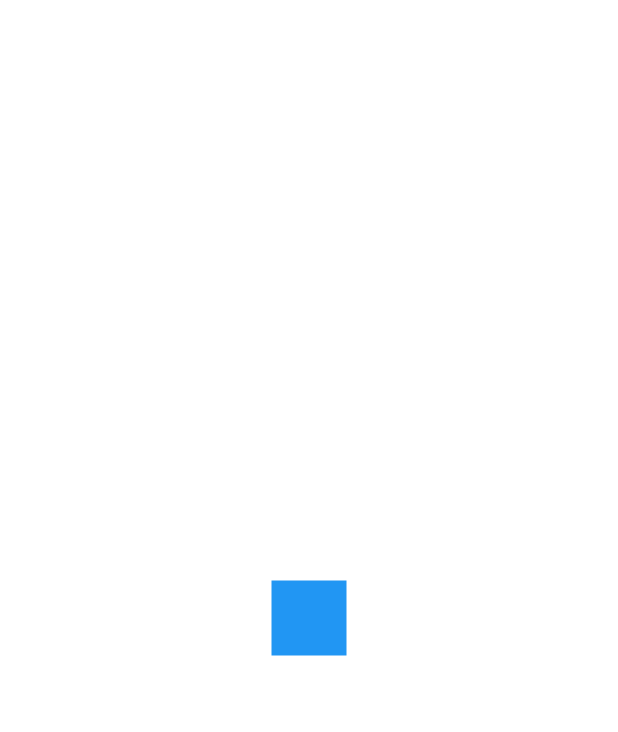
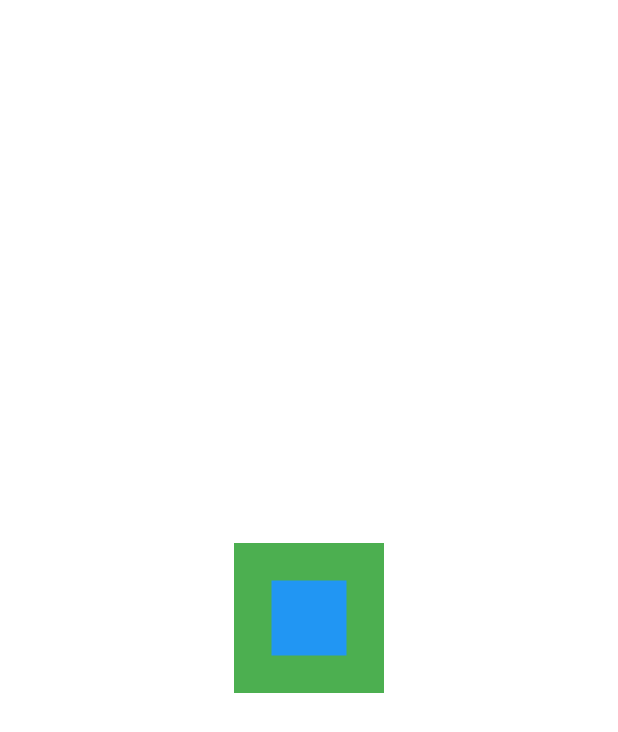
Before and after one commit to samicow/Flutter-repo, a Flutter app: the screen it shows after launch, on a phone screen of 412 x 824 dp. Shown: the top 732 px of the screen. Run offline on Flutter 3.47's test engine with Material 2 defaults, Android fonts, the light colour scheme and no system bars.

Commit message:
novo projeto

```diff
--- a/lib/main.dart
+++ b/lib/main.dart
@@ -2,7 +2,6 @@ import 'package:flutter/material.dart';
 
 
 void main() {
-
   runApp(const MyApp());
 }
 
@@ -21,7 +20,7 @@ class MyApp extends StatelessWidget {
       home:Stack(
         alignment: AlignmentDirectional.center,
         children: [
-          Container(color: Colors.white, width: 100, height: 100,),
+          Container(color: Colors.green, width: 100, height: 100,),
           Container(color: Colors.blue, width: 50, height: 50,),
         ]
       ),
```
Also changed, not shown: 1 other file.
